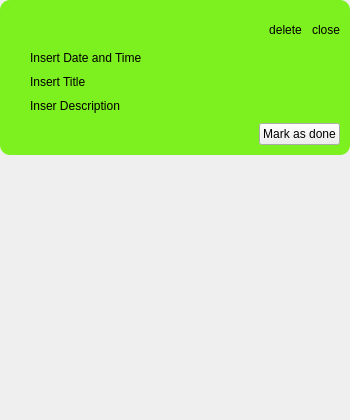
The window that uis/res/ui_note_popup.ui (GorgeousOne/TaskManagementApp) describes before a commit, drawn with Qt 5.
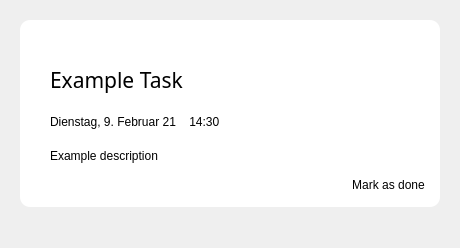
The same window after the commit. Icons and pictures are not drawn.

```diff
--- a/uis/res/ui_note_popup.ui
+++ b/uis/res/ui_note_popup.ui
@@ -6,8 +6,8 @@
    <rect>
     <x>0</x>
     <y>0</y>
-    <width>350</width>
-    <height>420</height>
+    <width>460</width>
+    <height>248</height>
    </rect>
   </property>
   <property name="windowTitle">
@@ -22,24 +22,24 @@
     <number>0</number>
    </property>
    <property name="leftMargin">
-    <number>0</number>
+    <number>20</number>
    </property>
    <property name="topMargin">
-    <number>0</number>
+    <number>20</number>
    </property>
    <property name="rightMargin">
-    <number>0</number>
+    <number>20</number>
    </property>
    <property name="bottomMargin">
-    <number>0</number>
+    <number>20</number>
    </property>
    <item alignment="Qt::AlignTop">
     <widget class="QFrame" name="frame">
      <property name="styleSheet">
       <string notr="true">.QFrame {
-	border:0px solid;
-	background-color: rgb(125, 240, 31);
-	border-radius:10px;
+	border: 0px solid;
+	background-color: white;
+	border-radius: 10px;
 }
 </string>
      </property>
@@ -66,32 +66,32 @@
        <number>0</number>
       </property>
       <item>
-       <widget class="QWidget" name="horizontalWidget" native="true">
+       <widget class="QWidget" name="top_bar_widget" native="true">
         <property name="styleSheet">
          <string notr="true">.QPushButton {
 	border: 0px solid;
 	border-radius: 20px;
-	background-color: rgb(125, 240, 31);
+	background-color: rgba(0, 0, 0, 0);
 }
 .QPushButton:hover:!pressed {
-	background-color: rgb(158, 240, 63);
+	background-color: rgba(0, 0, 0, 20);
 }</string>
         </property>
         <layout class="QHBoxLayout" name="action_bar">
          <property name="spacing">
-          <number>10</number>
+          <number>0</number>
          </property>
          <property name="leftMargin">
-          <number>10</number>
+          <number>0</number>
          </property>
          <property name="topMargin">
-          <number>10</number>
+          <number>5</number>
          </property>
          <property name="rightMargin">
-          <number>10</number>
+          <number>5</number>
          </property>
          <property name="bottomMargin">
-          <number>1</number>
+          <number>0</number>
          </property>
          <item>
           <spacer name="horizontalSpacer">
@@ -107,7 +107,7 @@
           </spacer>
          </item>
          <item>
-          <widget class="QPushButton" name="btn_edit">
+          <widget class="QPushButton" name="edit_btn">
            <property name="minimumSize">
             <size>
              <width>40</width>
@@ -121,7 +121,7 @@
             </size>
            </property>
            <property name="styleSheet">
-            <string notr="true">background-image: url(:/imgs/pencil.png);</string>
+            <string notr="true">background-image: url(:/images/icons/pencil.png);</string>
            </property>
            <property name="text">
             <string/>
@@ -135,22 +135,46 @@
           </widget>
          </item>
          <item>
-          <widget class="QPushButton" name="btn_delete">
-           <property name="sizePolicy">
-            <sizepolicy hsizetype="Minimum" vsizetype="Fixed">
-             <horstretch>0</horstretch>
-             <verstretch>0</verstretch>
-            </sizepolicy>
+          <widget class="QPushButton" name="delete_btn">
+           <property name="minimumSize">
+            <size>
+             <width>40</width>
+             <height>40</height>
+            </size>
            </property>
+           <property name="styleSheet">
+            <string notr="true">background-image: url(:/images/icons/trashcan.png);</string>
+           </property>
            <property name="text">
-            <string>delete</string>
+            <string/>
            </property>
+           <property name="iconSize">
+            <size>
+             <width>40</width>
+             <height>40</height>
+            </size>
+           </property>
           </widget>
          </item>
          <item>
-          <widget class="QPushButton" name="btn_close">
+          <widget class="QPushButton" name="close_btn">
+           <property name="minimumSize">
+            <size>
+             <width>40</width>
+             <height>40</height>
+            </size>
+           </property>
+           <property name="styleSheet">
+            <string notr="true">background-image: url(:/images/icons/cross.png);</string>
+           </property>
            <property name="text">
-            <string>close</string>
+            <string/>
+           </property>
+           <property name="iconSize">
+            <size>
+             <width>40</width>
+             <height>40</height>
+            </size>
            </property>
           </widget>
          </item>
@@ -161,7 +185,7 @@
        <widget class="QWidget" name="widget" native="true">
         <layout class="QVBoxLayout" name="verticalLayout_3">
          <property name="spacing">
-          <number>10</number>
+          <number>20</number>
          </property>
          <property name="leftMargin">
           <number>30</number>
@@ -175,24 +199,39 @@
          <property name="bottomMargin">
           <number>0</number>
          </property>
-         <item>
-          <widget class="QLabel" name="date_label">
-           <property name="text">
-            <string>Insert Date and Time</string>
-           </property>
-          </widget>
-         </item>
          <item>
           <widget class="QLabel" name="title_label">
+           <property name="font">
+            <font>
+             <family>Segoe UI Semibold</family>
+             <pointsize>16</pointsize>
+             <weight>7</weight>
+             <italic>false</italic>
+             <bold>false</bold>
+            </font>
+           </property>
+           <property name="styleSheet">
+            <string notr="true">font: 63 16pt &quot;Segoe UI Semibold&quot;;</string>
+           </property>
            <property name="text">
-            <string>Insert Title</string>
+            <string>Example Task</string>
+           </property>
+          </widget>
+         </item>
+         <item>
+          <widget class="QLabel" name="date_label">
+           <property name="text">
+            <string>Dienstag, 9. Februar 21    14:30</string>
            </property>
           </widget>
          </item>
          <item>
           <widget class="QLabel" name="description_label">
+           <property name="frameShadow">
+            <enum>QFrame::Plain</enum>
+           </property>
            <property name="text">
-            <string>Inser Description</string>
+            <string>Example description</string>
            </property>
           </widget>
          </item>
@@ -201,6 +240,18 @@
       </item>
       <item>
        <widget class="QWidget" name="horizontalWidget_2" native="true">
+        <property name="styleSheet">
+         <string notr="true">.QPushButton {
+	border: 0px solid;
+	border-radius: 3px;
+	padding: 5px;
+	background-color: rgba(0, 0, 0, 0)
+}
+
+.QPushButton:hover:!pressed {
+	background-color: rgba(0, 0, 0, 20)
+}</string>
+        </property>
         <layout class="QHBoxLayout" name="action_bar_2">
          <property name="spacing">
           <number>10</number>
```
Left out of the diff: 2 changed lines with no effect on the pictures.
